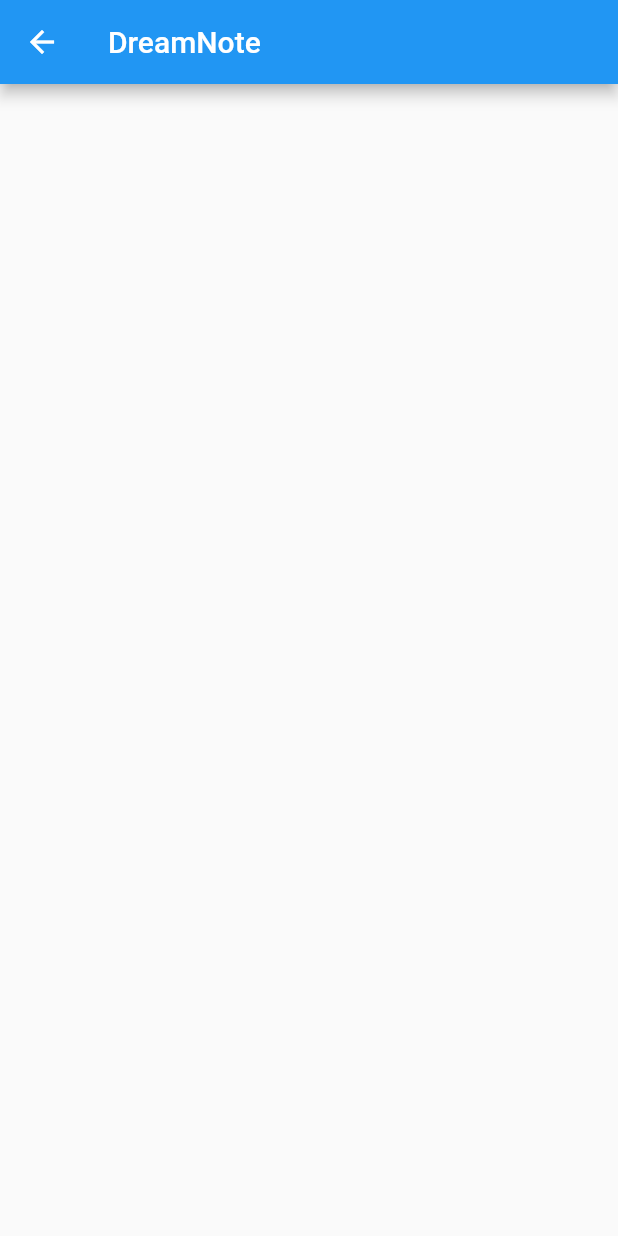
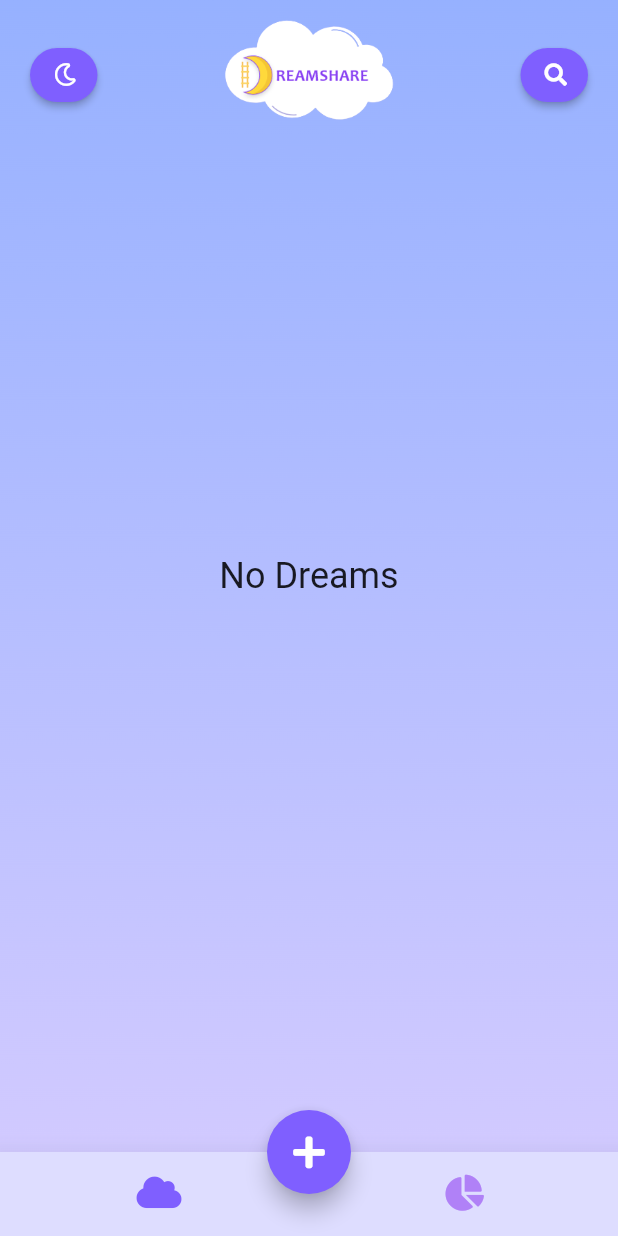
Before and after one commit to elios-cama/DreamNote, a Flutter app: the HomePage screen opened directly, on a phone screen of 412 x 824 dp. Run offline on Flutter 3.47's test engine with Material 2 defaults, Android fonts, the phone set to English and light mode, and no system bars; our stand-ins replace font_awesome_flutter, sqflite; accounts and stored records are empty.

Commit message:
created the ui

```diff
--- /dev/null
+++ b/lib/components/purple_button.dart
@@ -0,0 +1,31 @@
+
+import 'package:flutter/material.dart';
+import 'package:font_awesome_flutter/font_awesome_flutter.dart';
+
+class LittlePurpleButton extends StatelessWidget {
+  final IconData icon;
+  final VoidCallback onpress;
+  const LittlePurpleButton({
+    Key? key, this.icon = FontAwesomeIcons.user,required this.onpress,
+  }) : super(key: key);
+
+  @override
+  Widget build(BuildContext context) {
+    return Container(
+      width: 45,
+      child: ElevatedButton(
+        style: ElevatedButton.styleFrom(
+          primary: Color(0xFF7F5FFF),
+          shape: RoundedRectangleBorder(
+            borderRadius: BorderRadius.circular(20.0),
+          ),
+        ),
+        child: Icon(
+          icon,
+          size: 15,
+        ),
+        onPressed: onpress,
+      ),
+    );
+  }
+}
--- a/lib/model/dream_model.dart
+++ b/lib/model/dream_model.dart
@@ -33,7 +33,7 @@ class DreamModel {
   DateTime time;
 
   DreamModel(
-      {required this.id,
+      { this.id,
       required this.title,
       required this.description,
       required this.picturepath,
--- a/lib/views/home_page.dart
+++ b/lib/views/home_page.dart
@@ -1,7 +1,15 @@
+// ignore_for_file: prefer_const_constructors, prefer_const_literals_to_create_immutables
+
+import 'package:dreamnote/components/dreamCardWidget.dart';
+import 'package:dreamnote/components/purple_button.dart';
 import 'package:dreamnote/db/database_provider.dart';
 import 'package:dreamnote/model/dream_model.dart';
+import 'package:dreamnote/views/AddEdit_page.dart';
+import 'package:dreamnote/views/dreamDetailPage.dart';
+import 'package:dreamnote/views/welcome_page.dart';
 import 'package:flutter/material.dart';
 import 'package:flutter_staggered_grid_view/flutter_staggered_grid_view.dart';
+import 'package:font_awesome_flutter/font_awesome_flutter.dart';
 
 class HomePage extends StatefulWidget {
   const HomePage({ Key? key }) : super(key: key);
@@ -34,8 +42,122 @@ class _HomePageState extends State<HomePage> {
   @override
   Widget build(BuildContext context) {
     return Scaffold(
-      appBar: AppBar(title: Text("DreamNote")),
 
+      extendBodyBehindAppBar : true,
+      appBar: PreferredSize(
+        preferredSize: Size.fromHeight(100.0),
+        child: AppBar(
+      backgroundColor: Colors.white.withOpacity(0),
+      elevation: 0,
+      bottom: PreferredSize(
+          preferredSize: Size.infinite,
+          child: Container(
+            padding: EdgeInsets.symmetric(horizontal: 20),
+            child: Row(
+              mainAxisAlignment: MainAxisAlignment.spaceBetween,
+              children: [
+                LittlePurpleButton(
+                  icon: FontAwesomeIcons.moon,
+                  onpress: (){}
+                ),
+                Image.asset(
+                  'lib/assets/logo_dr.png',
+                  fit: BoxFit.cover,
+                  height: 100,
+                ),
+                LittlePurpleButton(
+                  icon: FontAwesomeIcons.search,
+                  onpress: (){},
+                ),
+              ],
+            ),
+          )),
+      automaticallyImplyLeading: false,
+    ),
+      ),
+      body: Container(
+          constraints: BoxConstraints.expand(),
+          decoration: BoxDecoration(
+          image: DecorationImage(
+            image: AssetImage("lib/assets/gradient.png"),
+            fit: BoxFit.cover,
+          ),
+        ),
+          child: Center(
+          child: isLoading
+              ? CircularProgressIndicator()
+              : dreams.isEmpty
+                  ? Text(
+                      'No Dreams',
+                      style: TextStyle( fontSize: 24),
+                    )
+                  : GridView.builder(
+                    gridDelegate: SliverGridDelegateWithFixedCrossAxisCount(
+                      crossAxisCount: 2,
+                      crossAxisSpacing: 10,
+                      mainAxisSpacing: 10,
+                    ),
+                    itemCount: dreams.length,
+                    padding: EdgeInsets.symmetric(horizontal: 20),
+
+                    itemBuilder: (context, index){
+                      final dream = dreams[index];
+                    return GestureDetector(
+                      onTap: ()async{
+                        await Navigator.of(context).push(MaterialPageRoute(
+                          builder: (context) => DreamDetailPage(),
+                          ));
+                          refreshDreams();
+                      },
+                      child: DreamCardWidget(dream: dreams[index],index: index,),
+                    );
+                    })
+                    )
+        ),
+
+
+    floatingActionButtonLocation: FloatingActionButtonLocation.miniCenterDocked,
+        floatingActionButton: FloatingActionButton(
+          backgroundColor: Color(0xFF7F5FFF),
+          onPressed: () {
+            Navigator.push(
+                        context,
+                        MaterialPageRoute(
+                          builder: (context) => AddEditPage(),
+                        ),
+                      );
+          },
+          child: Icon(
+            FontAwesomeIcons.plus,
+          ),
+        ),
+        bottomNavigationBar: BottomNavigationBar(
+
+          type: BottomNavigationBarType.fixed,
+          backgroundColor: Color(0xFFDEDDFF),
+          selectedIconTheme: IconThemeData(color: Color(0xFF7F5FFF)),
+          unselectedIconTheme: IconThemeData(color: Color(0xFFB081F7)),
+          showSelectedLabels: false,
+          showUnselectedLabels: false,
+          /*currentIndex: currentIndex,
+          onTap: (index) => setState(() {
+            currentIndex = index;
+          }),*/
+
+          elevation: 15,
+          items: [
+            BottomNavigationBarItem(
+              icon: Icon(FontAwesomeIcons.cloud,),
+              label: 'Notes',
+              ),
+              BottomNavigationBarItem(
+              icon: Icon(FontAwesomeIcons.chartPie, ),
+              label: 'Friends',
+              ),
+
+
+          ],
+        ),
     );
   }
 }
--- a/pubspec.yaml
+++ b/pubspec.yaml
@@ -42,6 +42,7 @@ dependencies:
   flutter_staggered_grid_view: ^0.6.1
   flutter_launcher_icons: ^0.9.2
   dotted_border: ^2.0.0+2
+  intl: ^0.17.0
 
 dev_dependencies:
   flutter_test:
```
Also changed, not shown: lib/components/dreamCardWidget.dart (added, +99 -0 lines), lib/components/dream_form.dart (added, +88 -0 lines), lib/views/AddEdit_page.dart (added, +107 -0 lines), lib/views/dreamDetailPage.dart (added, +18 -0 lines), pubspec.lock.
